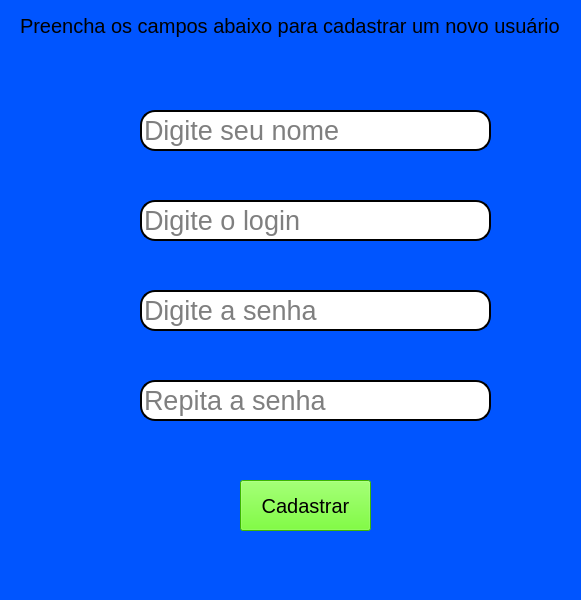
The window that tela_cadastro.ui (JoaoGovedise/chat-python) describes before a commit, drawn with Qt 5.
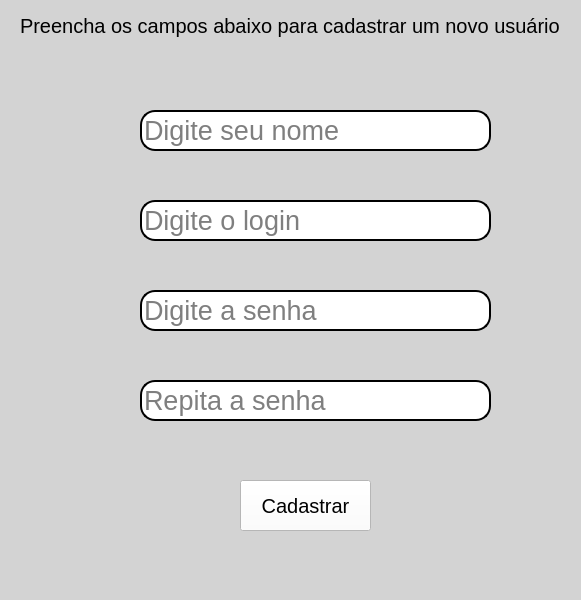
The same window after the commit.

Diff of the .ui file:
```diff
--- a/tela_cadastro.ui
+++ b/tela_cadastro.ui
@@ -14,7 +14,7 @@
    <string>MainWindow</string>
   </property>
   <property name="styleSheet">
-   <string notr="true">background-color: rgb(0, 85, 255);</string>
+   <string notr="true">background-color: rgb(211, 211, 211);</string>
   </property>
   <widget class="QWidget" name="centralwidget">
    <widget class="QLabel" name="label">
@@ -170,7 +170,7 @@
      </font>
     </property>
     <property name="styleSheet">
-     <string notr="true">background-color: rgb(85, 255, 0);</string>
+     <string notr="true">background-color: rgb(255, 255, 255);</string>
     </property>
     <property name="text">
      <string>Cadastrar</string>
```
